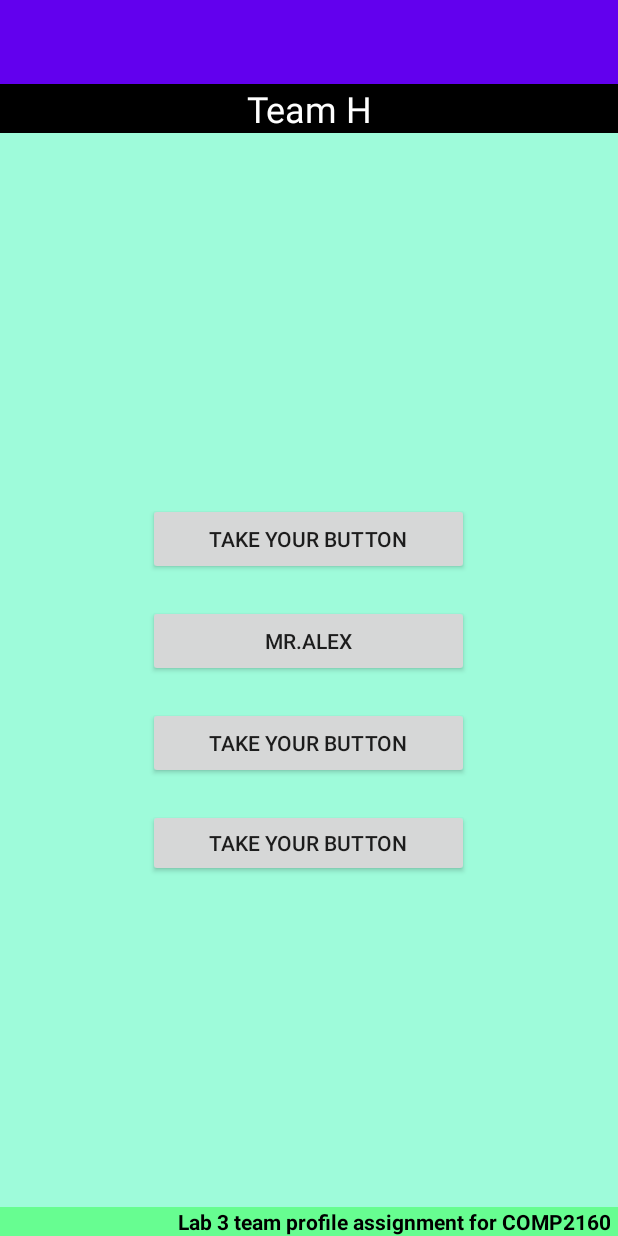
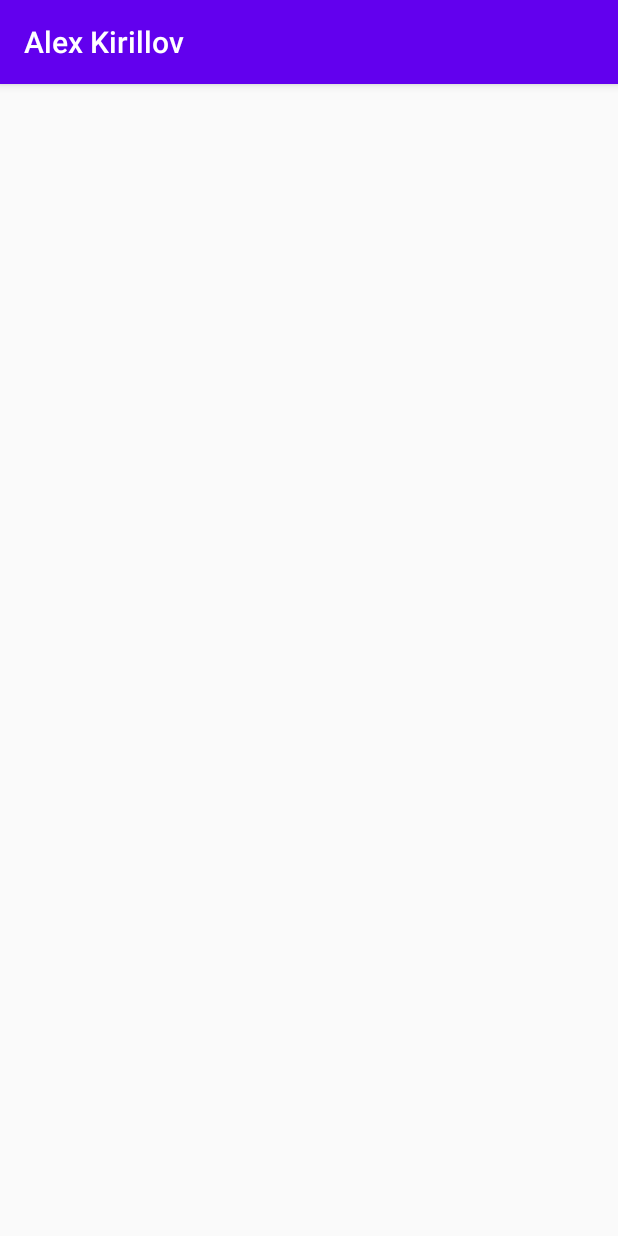
Before and after one commit to TitiMiti/Ass3TeamL, an Android app: the screen it shows after launch (MainActivity before the commit, AlexActivity after it), on a phone screen of 412 x 824 dp. Run offline under Robolectric (Android 15) with nearby library versions, the phone set to English and light mode, and no system bars.

Commit message:
Added 2nd Activity - AlexActivity.java.

```diff
--- /dev/null
+++ b/app/src/main/java/com/example/ass3/AlexActivity.java
@@ -0,0 +1,14 @@
+package com.example.ass3;
+
+import androidx.appcompat.app.AppCompatActivity;
+
+import android.os.Bundle;
+
+public class AlexActivity extends AppCompatActivity {
+
+    @Override
+    protected void onCreate(Bundle savedInstanceState) {
+        super.onCreate(savedInstanceState);
+        setContentView(R.layout.activity_main2);
+    }
+}
--- a/app/src/main/res/layout/activity_main.xml
+++ b/app/src/main/res/layout/activity_main.xml
@@ -44,6 +44,7 @@
             android:layout_width="match_parent"
             android:layout_height="wrap_content"
             android:layout_margin="10sp"
+            android:onClick="launchPersonalPageActivity"
             android:text="@string/button_2" />
 
         <Button
--- /dev/null
+++ b/app/src/main/res/layout/activity_main2.xml
@@ -0,0 +1,8 @@
+<?xml version="1.0" encoding="utf-8"?>
+<androidx.constraintlayout.widget.ConstraintLayout xmlns:android="http://schemas.android.com/apk/res/android"
+    xmlns:tools="http://schemas.android.com/tools"
+    android:layout_width="match_parent"
+    android:layout_height="match_parent"
+    tools:context=".AlexActivity">
+
+</androidx.constraintlayout.widget.ConstraintLayout>
--- a/app/src/main/res/values/strings.xml
+++ b/app/src/main/res/values/strings.xml
@@ -1,5 +1,7 @@
 <?xml version="1.0" encoding="utf-8"?>
 <resources>
+    <string name="app_name">Ass3TeamL</string>
+    <string name="title_activity_alex">Alex Kirillov</string>
     <string name="app_logo_label">Team H</string>
     <string name="button_1">Take Your Button</string>
     <string name="button_2">Mr.Alex</string>
```
Also changed, not shown: app/src/main/AndroidManifest.xml (+10 -10 lines), app/src/main/java/com/example/ass3/MainActivity.java (+9 -0 lines).
